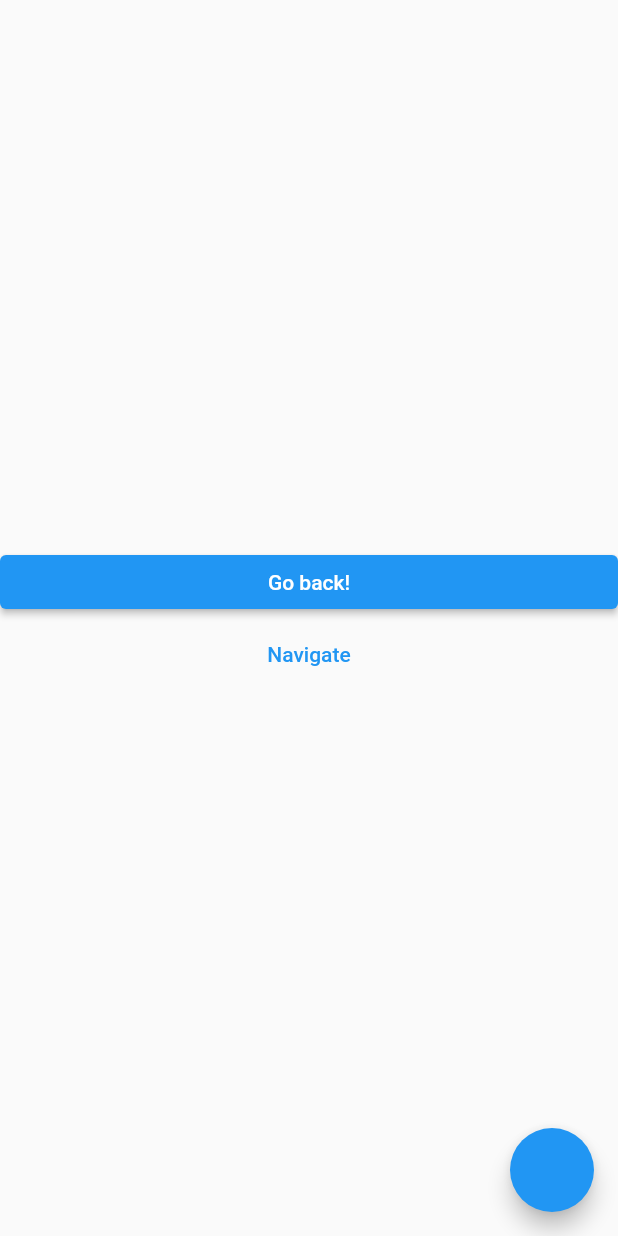
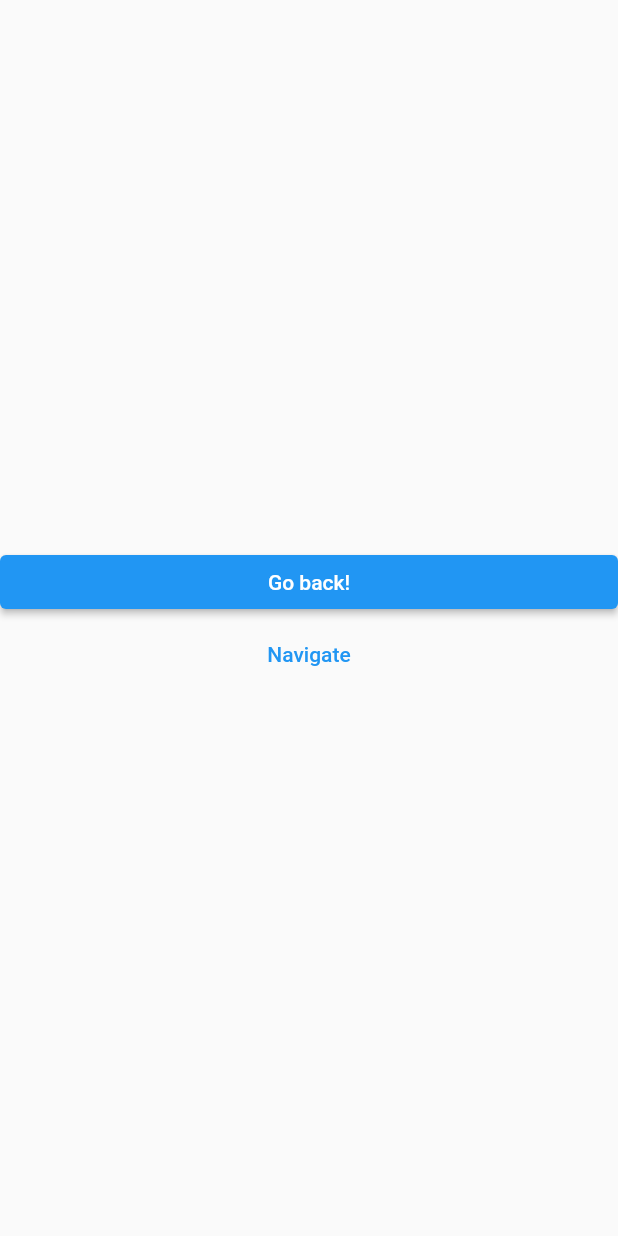
Before and after one commit to DMesek/generic_notifier, a Flutter app: the screen it shows after launch, after a tap on "Navigate", on a phone screen of 412 x 824 dp. Run offline on Flutter 3.47's test engine with Material 2 defaults, Android fonts, the phone set to English and light mode, and no system bars; our stand-ins replace beamer, dartz, equatable, flutter_riverpod, freezed_annotation.

Commit message:
Updates in readme and BaseWidget

```diff
--- a/lib/presentation/common/base_widget.dart
+++ b/lib/presentation/common/base_widget.dart
@@ -3,7 +3,6 @@ import 'package:flutter_riverpod/flutter_riverpod.dart';
 import 'package:reusability/common/domain/utils/widget_ref_extension.dart';
 import 'package:reusability/domain/notifiers/global_loading_provider.dart';
 import 'package:reusability/presentation/common/base_loading_indicator.dart';
-import 'package:reusability/presentation/example_state_notifier.dart';
 
 class BaseWidget extends ConsumerWidget {
   final Widget child;
@@ -20,13 +19,7 @@ class BaseWidget extends ConsumerWidget {
     final showLoading = ref.watch(globalLoadingProvider);
     return Stack(
       children: [
-        Scaffold(
-          body: child,
-          floatingActionButton: FloatingActionButton(
-            onPressed: () =>
-                ref.read(exampleNotifierProvider.notifier).getSomeString(),
-          ),
-        ),
+        child,
         if (showLoading) const BaseLoadingIndicator(),
       ],
     );
```
Also changed, not shown: 1 other file.
